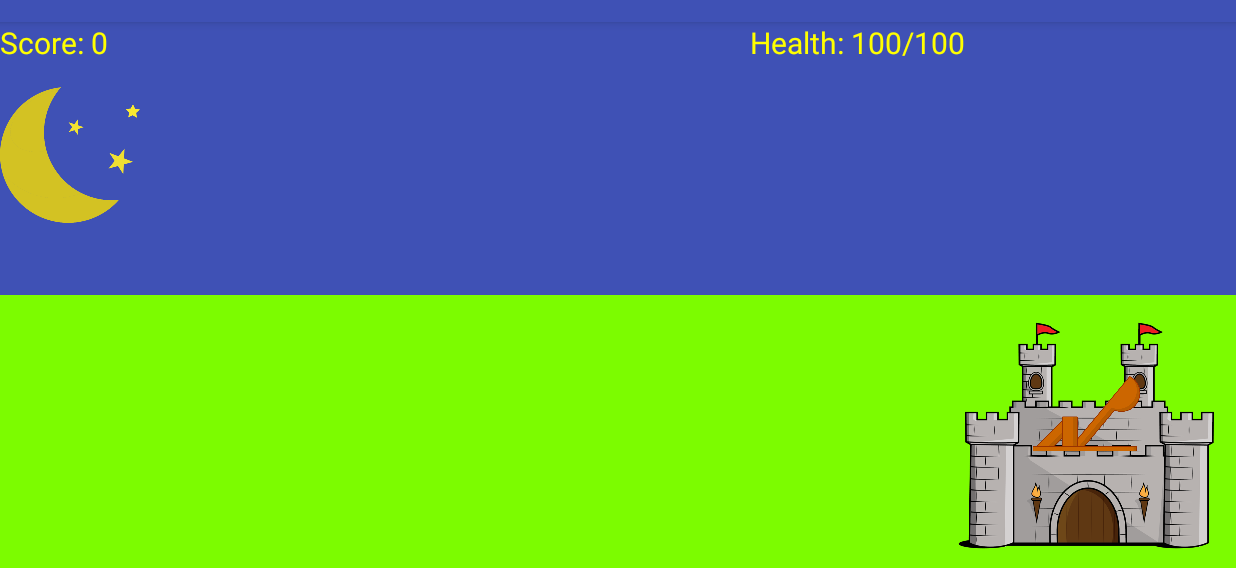
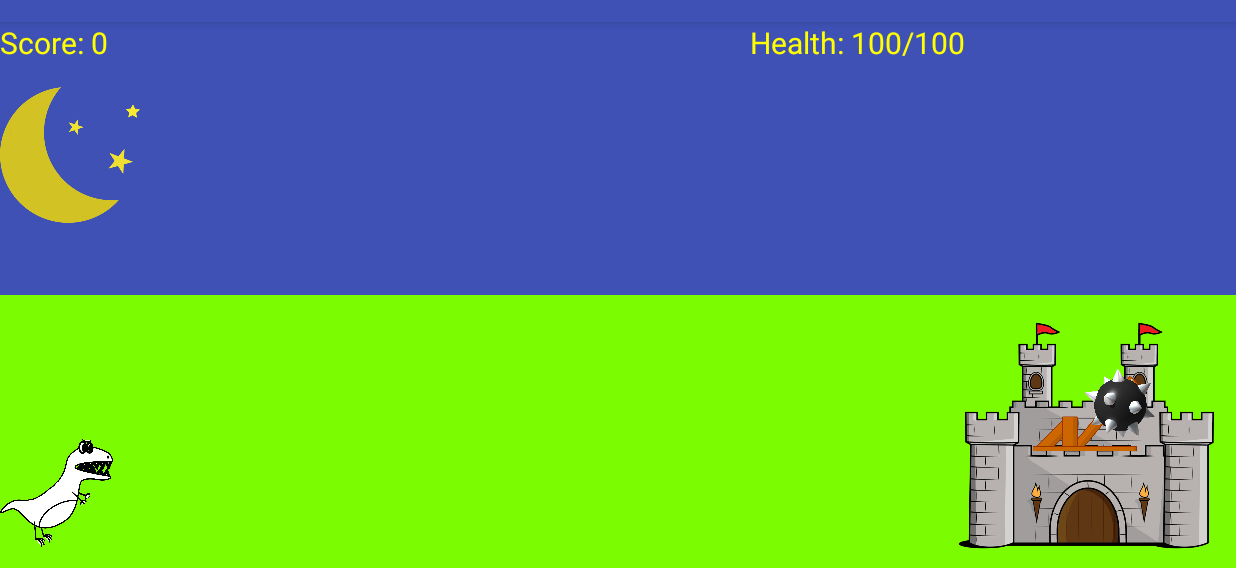
Before and after one commit to tparry2/MyCastleNotYours, an Android app: the screen it shows after launch (GameActivity), after a tap on "START", on a phone screen of 824 x 412 dp (held sideways), the part 50-618 px from its top. Run offline under Robolectric (Android 15) with nearby library versions, the phone set to English and light mode, and no system bars; libraries missing offline, so code that uses them is left out: com.crashlytics.android, io.fabric.sdk; 1 statement that could not run was skipped.

Commit message:
correct placement of cannon ball, set up functions for animation

```diff
--- a/app/src/main/java/com/csci448/tparry/mycastlenotyours/GameActivity.java
+++ b/app/src/main/java/com/csci448/tparry/mycastlenotyours/GameActivity.java
@@ -3,38 +3,30 @@ package com.csci448.tparry.mycastlenotyours;
 import android.app.Dialog;
 import android.content.Context;
 import android.content.DialogInterface;
-import android.content.Intent;
 import android.content.SharedPreferences;
 import android.graphics.Bitmap;
 import android.graphics.Canvas;
 import android.graphics.Color;
 import android.graphics.Paint;
-import android.graphics.PointF;
-import android.graphics.Rect;
+import android.graphics.Path;
 import android.graphics.RectF;
-import android.graphics.drawable.Drawable;
-import android.os.Handler;
-import android.support.constraint.solver.widgets.Rectangle;
-import android.support.v4.content.res.ResourcesCompat;
 import android.support.v7.app.AlertDialog;
 import android.support.v7.app.AppCompatActivity;
 import android.os.Bundle;
 import android.util.Log;
 import android.view.MotionEvent;
-import android.view.SurfaceHolder;
-import android.view.SurfaceView;
 import android.view.View;
-import android.view.animation.Animation;
 import android.view.animation.TranslateAnimation;
 import android.widget.Button;
 import android.widget.ImageView;
 import android.widget.TextView;
-import android.widget.Toast;
 
 public class GameActivity extends AppCompatActivity {
 
-    private Canvas mCanvas;
-    private Bitmap mBitmap;
+    private Canvas mTRexCanvas = new Canvas();
+    private Canvas mArrowCanvas = new Canvas();
+    private Bitmap mTRexBitmap;
+    private Bitmap mArrowBitmap;
     private static final int OFFSET = 100;
     private int mOffset = OFFSET;
 
@@ -91,8 +83,8 @@ public class GameActivity extends AppCompatActivity {
 
         mHealthTextView = (TextView) findViewById(R.id.health_textview);
         mHealthTextView.setText("Health: " + Integer.toString(healthRemaining) + "/" + Integer.toString(TOTAL_HEALTH));
-        drawSomething();
-        moveEnemy(mTRex);
+        //drawSomething();
+        //moveEnemy(mTRex);
 
         // THIS IS WHERE CANVAS CODE STARTS
 //        mPaint.setColor(0x13579B);
@@ -112,26 +104,56 @@ public class GameActivity extends AppCompatActivity {
     private void drawSomething() {
         int vWidth = 1000;
         int vHeight = 1000;
+        Path tRexPath = new Path();
+        Path arrowPath = new Path();
         Paint paint = new Paint();
         paint.setStyle(Paint.Style.FILL);
         paint.setColor(Color.CYAN);
 
 
-        mBitmap = Bitmap.createBitmap(vWidth, vHeight, Bitmap.Config.ARGB_8888);
-        mTRex.setImageBitmap(mBitmap);
-        Log.i("GameActivity", Integer.toString(mBitmap.describeContents()));
-        mArrowImage.setImageBitmap(mBitmap);
+        //mTRexBitmap = Bitmap.createBitmap(mTRex.getWidth(), mTRex.getHeight(), Bitmap.Config.ARGB_8888);
+        //mArrowBitmap = Bitmap.createBitmap(mArrowImage.getWidth(), mArrowImage.getHeight(), Bitmap.Config.ARGB_8888);
+        //mTRex.setImageBitmap(mTRexBitmap);
+        mTRex.post(new Runnable() {
+            @Override
+            public void run() {
+                mTRex.setImageBitmap(loadBitmapFromView(mTRex, mTRexCanvas));
+            }
+        });
+        tRexPath.moveTo(mTRex.getX() + 200, mTRex.getY());
+        tRexPath.lineTo(mTRex.getX() + 200, mTRex.getY());
+        mArrowImage.post(new Runnable() {
+            @Override
+            public void run() {
+                mArrowImage.setImageBitmap(loadBitmapFromView(mArrowImage, mArrowCanvas));
+            }
+        });
+        mTRexCanvas.drawPath(tRexPath, paint);
+        mTRexCanvas.drawTextOnPath("HERE", tRexPath, 0, 0, paint);
 
-        mCanvas = new Canvas(mBitmap);
-        mCanvas.drawBitmap(mBitmap, vHeight, vHeight, paint);
+        Log.i("GameActivity", "drawSomething()");
+        //mArrowImage.setImageBitmap(mArrowBitmap);
+
+//        mTRexCanvas = new Canvas(mTRexBitmap);
+//        mArrowCanvas = new Canvas(mArrowBitmap);
+//        mTRexCanvas.drawBitmap(mTRexBitmap, 100, 1000, paint);
+//        mArrowCanvas.drawBitmap(mArrowBitmap, 1500, 200, paint);
         //mCanvas.drawRect(mTRexBox, paint);
 
         //view.invalidate();
 
     }
 
+    public static Bitmap loadBitmapFromView(View v, Canvas c) {
+        Bitmap b = Bitmap.createBitmap(v.getWidth(), v.getHeight(), Bitmap.Config.ARGB_8888);
+        c = new Canvas(b);
+        v.layout(0, 0, v.getWidth(), v.getHeight());
+        v.draw(c);
+        return b;
+    }
+
     private void collisionDetection() {
-
+        //STUB
     }
 
 
@@ -221,6 +243,7 @@ public class GameActivity extends AppCompatActivity {
         //mTRex.getHitRect(mTRexBox);
         TranslateAnimation tRexAnim= new TranslateAnimation(mTRex.getX(), 1000, mTRex.getY(), 0);
         tRexAnim.setDuration(10000);
+        tRexAnim.setFillAfter(true);
         enemy.startAnimation(tRexAnim);
 
     }
--- a/app/src/main/res/layout-land/activity_game.xml
+++ b/app/src/main/res/layout-land/activity_game.xml
@@ -80,8 +80,8 @@
         android:id="@+id/arrow"
         android:layout_width="75dp"
         android:layout_height="50dp"
-        android:layout_marginBottom="55dp"
-        android:layout_marginRight="62dp"
+        android:layout_marginBottom="85dp"
+        android:layout_marginRight="40dp"
         android:layout_gravity="right|bottom"
         android:src="@drawable/cannonball"/>
 
```
